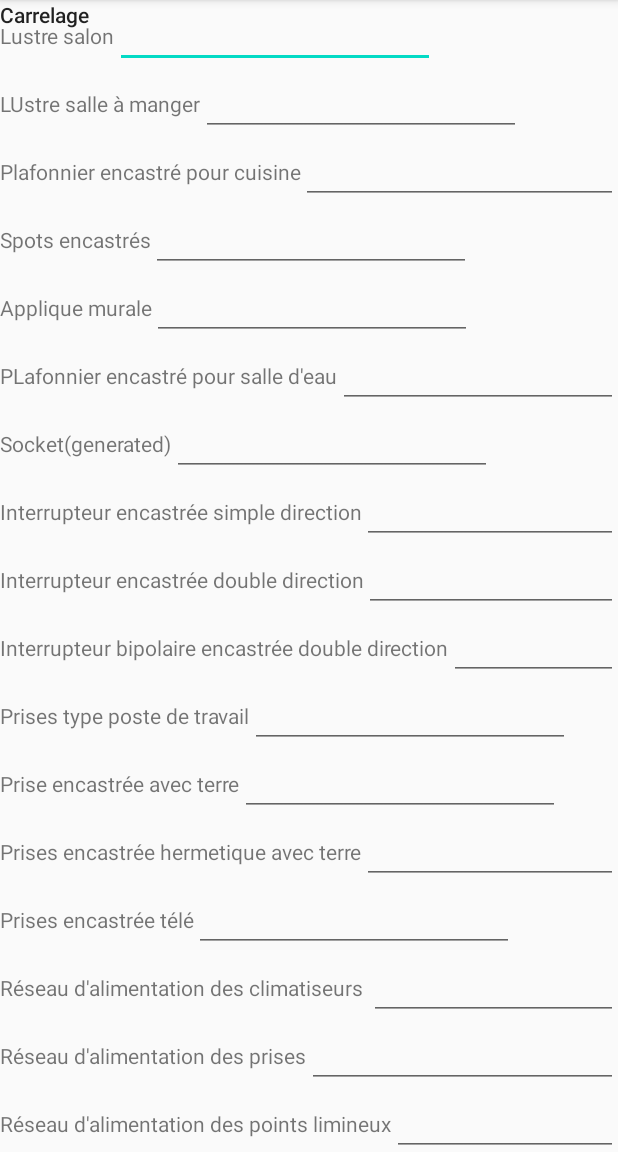
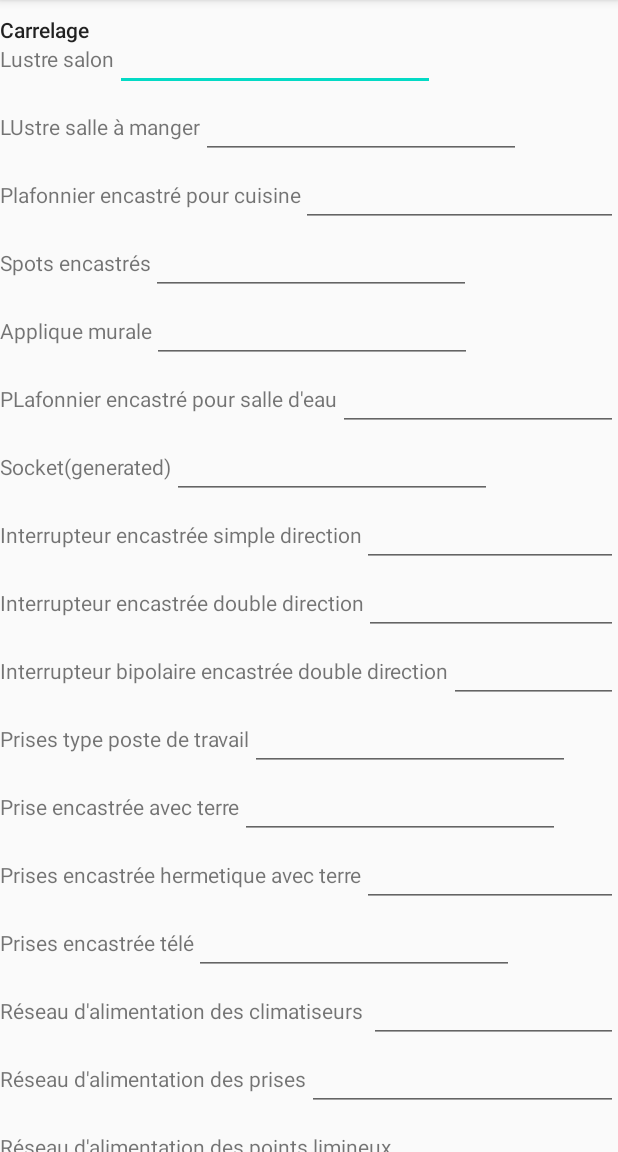
Before and after one commit to FuturisSarl/devis_app, an Android app: the ElectriciteActivity screen opened directly, with no data from a screen before it, on a phone screen of 412 x 824 dp, the part 84-1236 px from its top. Run offline under Robolectric (Android 15) with nearby library versions, the phone set to English and light mode, and no system bars.

Commit message:
fix margin

```diff
--- a/app/src/main/res/layout/item_grouped_elements.xml
+++ b/app/src/main/res/layout/item_grouped_elements.xml
@@ -4,17 +4,18 @@
              android:layout_width="match_parent"
              android:layout_height="wrap_content">
     <TextView
-            android:text="Group title"
             android:layout_width="match_parent"
             android:layout_height="wrap_content" android:id="@+id/grouped_element_title"
             android:textAppearance="@style/TextAppearance.AppCompat.Body2" app:layout_constraintEnd_toEndOf="parent"
             app:layout_constraintTop_toTopOf="parent" app:layout_constraintStart_toStartOf="parent"
-            android:layout_marginEnd="16dp"/>
+            android:layout_marginEnd="16dp" android:text="@string/title" android:layout_marginTop="10dp"
+            android:layout_marginBottom="20dp"/>
     <androidx.recyclerview.widget.RecyclerView
             android:layout_width="match_parent"
             android:layout_height="match_parent"
             app:layout_constraintTop_toBottomOf="@+id/grouped_element_title"
             app:layout_constraintStart_toStartOf="parent" app:layout_constraintEnd_toEndOf="parent"
             tools:listitem="@layout/item_element_details" android:id="@+id/grouped_elements_list"
-            app:layout_constraintHorizontal_bias="1.0"/>
+            app:layout_constraintHorizontal_bias="1.0" android:layout_marginTop="10dp"
+            android:layout_marginBottom="10dp" android:paddingTop="5dp"/>
 </FrameLayout>
--- a/app/src/main/res/values/strings.xml
+++ b/app/src/main/res/values/strings.xml
@@ -10,6 +10,8 @@
     <string name="hello_first_fragment">Hello first fragment</string>
     <string name="hello_second_fragment">Hello second fragment. Arg: %1$s</string>
 
+    <string name="title">Title</string>
+
     <string name="materiels">Matériels</string>
     <string name="fondation">Fondation</string>
     <string name="elevation">Elevation</string>
```
Also changed, not shown: gradle/wrapper/gradle-wrapper.properties.
